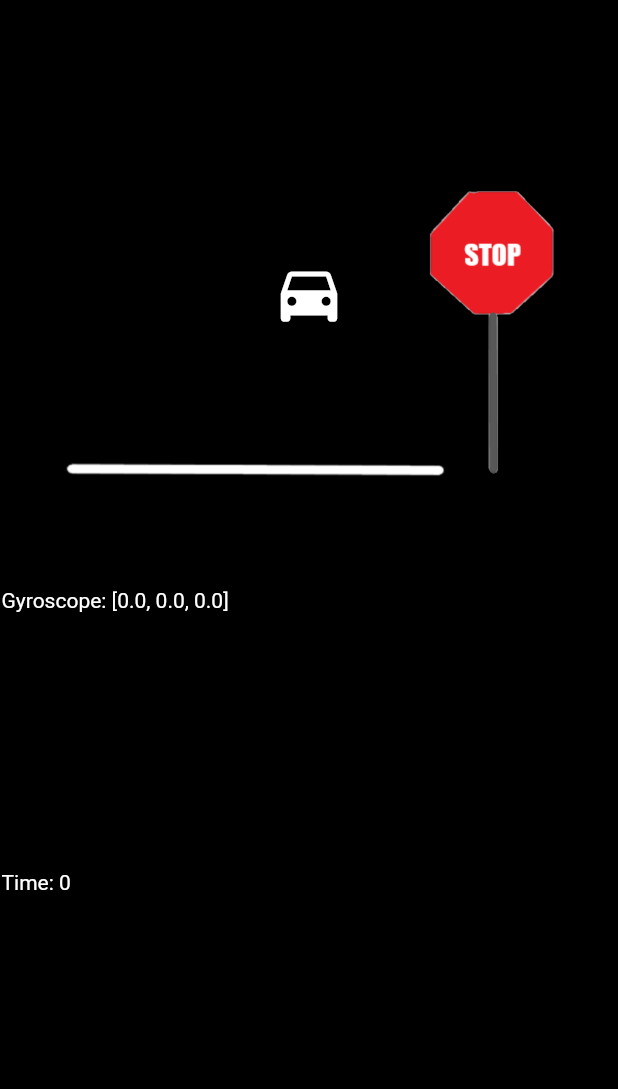
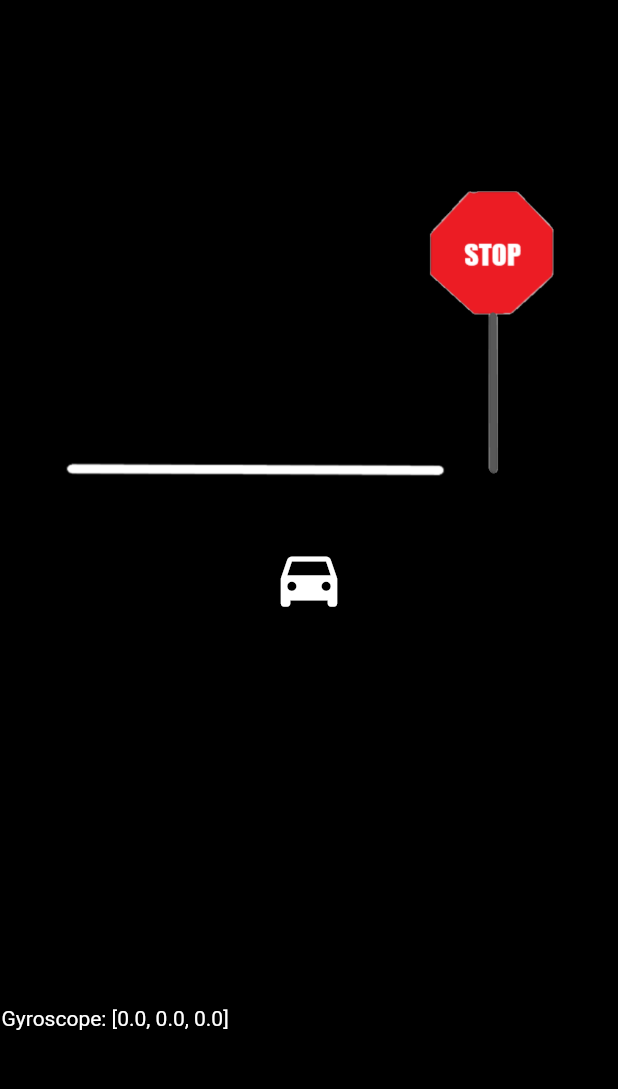
Before and after one commit to florencelarkin/ramp_task, a Flutter app: the screen it shows after launch, on a phone screen of 412 x 824 dp, the part 84-1173 px from its top. Run offline on Flutter 3.47's test engine with Material 2 defaults, Android fonts, the phone set to English and light mode, and no system bars; our stand-ins replace flutter_xlider, sensors; missing offline and left inert: control_pad.

Commit message:
updated getPos function

```diff
--- a/lib/alt_version.dart
+++ b/lib/alt_version.dart
@@ -52,11 +52,10 @@ class _MyHomePageState extends State<MyHomePage> with TickerProviderStateMixin{
   double dy = 0.0;
 
   double getPos (gyroscope, currentPos) {
-    dy = -.35*currentPos+gyroscope*50.0*0.33;
+    dy = ((-.35*currentPos)+(-gyroscope*1000.0))*0.033;
     getCurrentPos = dy + currentPos;
-    dy = -.35*getCurrentPos+gyroscope*50.0*0.33;
+    dy = ((-.35*getCurrentPos)+(-gyroscope*1000.0))*0.033;
     print(getCurrentPos);
-    print(dy);
     return dy;
   }
 
@@ -93,6 +92,10 @@ class _MyHomePageState extends State<MyHomePage> with TickerProviderStateMixin{
         child: Column(
           mainAxisAlignment: MainAxisAlignment.spaceEvenly,
           children: <Widget>[
+            SizedBox(
+              width: 100.0,
+              height: 200.0,
+            ),
             AnimatedBuilder(
               animation: _controller,
               child: Container(
@@ -108,6 +111,10 @@ class _MyHomePageState extends State<MyHomePage> with TickerProviderStateMixin{
                 );
               },
             ),
+            SizedBox(
+              width: 100.0,
+              height: 100.0,
+            ),
             Padding(
               child: Row(
                 mainAxisAlignment: MainAxisAlignment.spaceBetween,
@@ -117,16 +124,6 @@ class _MyHomePageState extends State<MyHomePage> with TickerProviderStateMixin{
               ),
               padding: const EdgeInsets.all(1.0),
             ),
-            Padding(
-              child: Row(
-                mainAxisAlignment: MainAxisAlignment.spaceBetween,
-                children: <Widget>[
-                  Text('Time: $time'),
-                ],
-              ),
-              padding: const EdgeInsets.all(1.0),
-            ),
-
           ],
         ),
       ),
```
